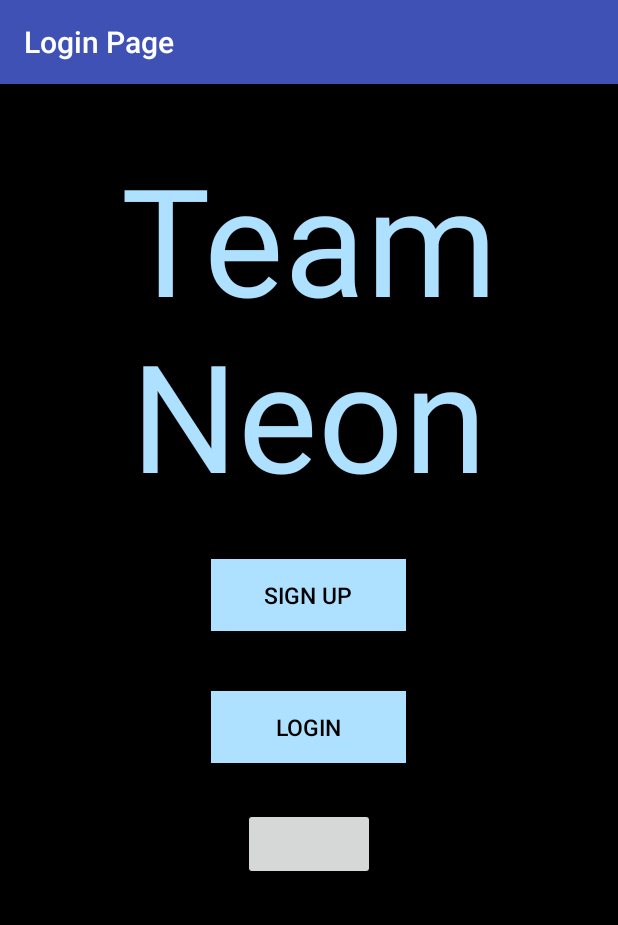
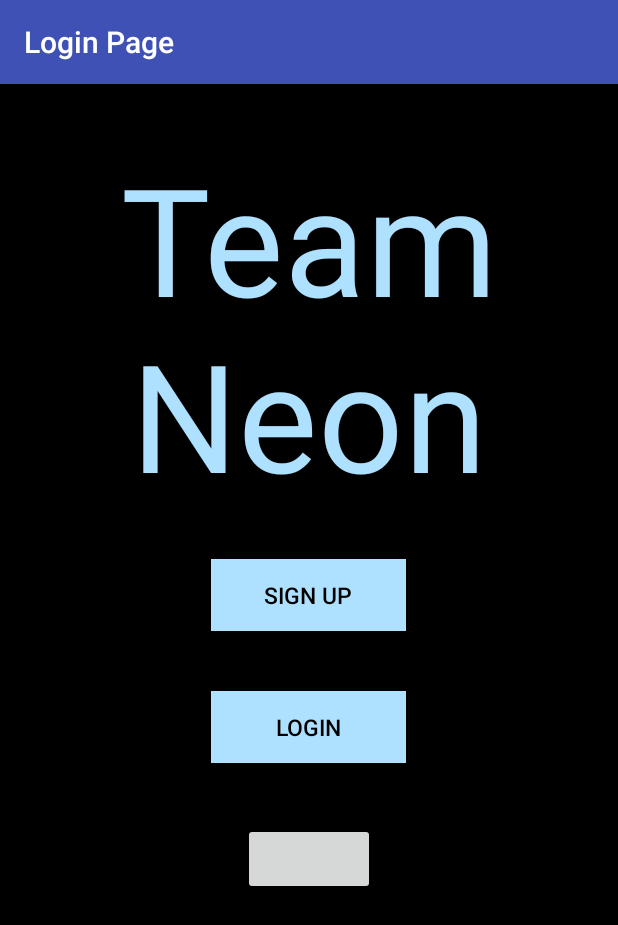
Before and after one commit to ammarc/Neon-Android-App, an Android app: the screen it shows after launch (LoginActivity), on a phone screen of 412 x 824 dp. Shown: the top 925 px of the screen. Run offline under Robolectric (Android 15) with nearby library versions, the phone set to English and light mode, and no system bars; our stand-ins replace Room's generated code; libraries missing offline, so code that uses them is left out: com.facebook, com.facebook.appevents, com.facebook.login, eu.kudan.kudan; plain views replace LoginButton; 6 statements that could not run were skipped.

Commit message:
quick bug fix

```diff
--- a/app/src/main/java/itproject/neon_client/LoginActivity.java
+++ b/app/src/main/java/itproject/neon_client/LoginActivity.java
@@ -42,7 +42,7 @@ public class LoginActivity extends AppCompatActivity {
     Button signUpButton;
     Button signInButton;
 
-    private AppDatabase database;
+    public static AppDatabase database;
 
     @Override
     protected void onCreate(Bundle savedInstanceState) {
@@ -130,8 +130,6 @@ public class LoginActivity extends AppCompatActivity {
         /* mock data */
         database = AppDatabase.getDatabase(getApplicationContext());
 
-        // cleanup for testing some initial data
-        database.userDao().removeAllUsers();
         // add some data
         List<User> users = database.userDao().getAllUser();
         if (users.size()==0) {
@@ -162,6 +160,7 @@ public class LoginActivity extends AppCompatActivity {
             Log.i("profile",Profile.getCurrentProfile().getFirstName());
 
             for (User user : database.userDao().getAllUser()) {
+                Log.i("profile", "user : " + user.username);
                 if (Profile.getCurrentProfile().getId().compareTo(user.fb_id) == 0) {
                     LoggedInUser.setUser(user);
                     startActivity(new Intent(LoginActivity.this, ProfilePageActivity.class));
--- a/app/src/main/res/layout/activity_login.xml
+++ b/app/src/main/res/layout/activity_login.xml
@@ -73,7 +73,7 @@
         android:id="@+id/fb_login_button"
         android:layout_width="wrap_content"
         android:layout_height="wrap_content"
-        android:layout_marginTop="20dp"
+        android:layout_marginTop="30dp"
         android:layout_gravity="center_horizontal" />
 
 </LinearLayout>
```
Also changed, not shown: app/src/main/java/itproject/neon_client/NewProfileActivity.java (+8 -8 lines), 1 other file.
